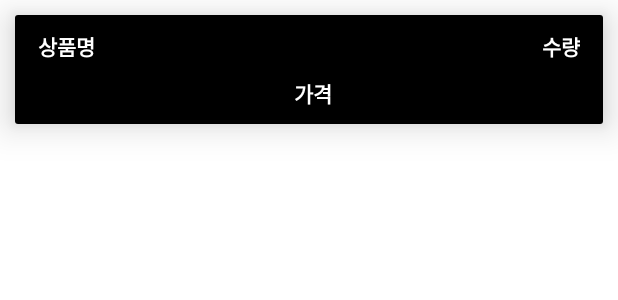
After one commit to GH-00/WithEarth, an Android app: the layout activity_store_cart_items.xml on its own in the app's theme, with its tools: preview values and no code run, on a phone screen of 412 x 824 dp. The commit adds this screen. Shown: the top 300 px of the screen. Run offline under Robolectric (Android 15) with nearby library versions, the phone set to English and light mode, and no system bars.

Commit message:
StoreActivityProductDetails 및 store layout 수정, StoreActivityCart 추가

```diff
--- a/app/build.gradle
+++ b/app/build.gradle
@@ -42,6 +42,7 @@ dependencies {
     //noinspection GradleCompatible
     implementation 'com.android.support:design:28.0.0'
     implementation 'org.jetbrains:annotations:15.0'
+    implementation 'com.google.firebase:firebase-database:20.0.1'
     testImplementation 'junit:junit:4.13.2'
     androidTestImplementation 'androidx.test.ext:junit:1.1.3'
     androidTestImplementation 'androidx.test.espresso:espresso-core:3.4.0'
--- /dev/null
+++ b/app/src/main/res/layout/activity_store_cart_items.xml
@@ -0,0 +1,57 @@
+<?xml version="1.0" encoding="utf-8"?>
+<androidx.cardview.widget.CardView xmlns:android="http://schemas.android.com/apk/res/android"
+    android:layout_width="match_parent"
+    android:layout_height="wrap_content"
+    xmlns:app="http://schemas.android.com/apk/res-auto"
+    android:layout_margin="10dp"
+    app:cardElevation="15dp">
+
+
+    <RelativeLayout
+        android:layout_width="match_parent"
+        android:layout_height="match_parent"
+        android:padding="10dp"
+        android:background="@color/black">
+
+        <TextView
+            android:id="@+id/cart_product_name"
+            android:layout_width="160dp"
+            android:layout_height="wrap_content"
+            android:text="상품명"
+            android:textColor="@color/white"
+            android:textSize="14dp"
+            android:layout_marginLeft="5dp"
+            android:textStyle="bold"
+            />
+
+        <TextView
+            android:id="@+id/cart_product_quantity"
+            android:layout_width="160dp"
+            android:layout_height="wrap_content"
+            android:text="수량"
+            android:textColor="@color/white"
+            android:textSize="14dp"
+            android:layout_marginLeft="5dp"
+            android:textAlignment="viewEnd"
+            android:layout_alignParentEnd="true"
+            android:layout_marginRight="5dp"
+            android:textStyle="bold"
+            />
+
+        <TextView
+            android:id="@+id/cart_product_price"
+            android:layout_width="match_parent"
+            android:layout_height="wrap_content"
+            android:text="가격"
+            android:textColor="@color/white"
+            android:textSize="14dp"
+            android:layout_marginLeft="5dp"
+            android:textStyle="bold"
+            android:layout_below="@+id/cart_product_quantity"
+            android:gravity="center"
+            android:layout_marginTop="10dp"
+            />
+
+    </RelativeLayout>
+
+</androidx.cardview.widget.CardView>
```
Also changed, not shown: app/src/main/AndroidManifest.xml (+3 -4 lines), app/src/main/java/com/example/withearth/StoreActivityCart.java (added, +31 -0 lines), app/src/main/java/com/example/withearth/StoreActivityProductDetails.java (+67 -5 lines), app/src/main/res/layout/activity_store.xml (+15 -7 lines), app/src/main/res/layout/activity_store_cart.xml (added, +52 -0 lines), app/src/main/res/layout/activity_store_product_details.xml (+14 -0 lines).
